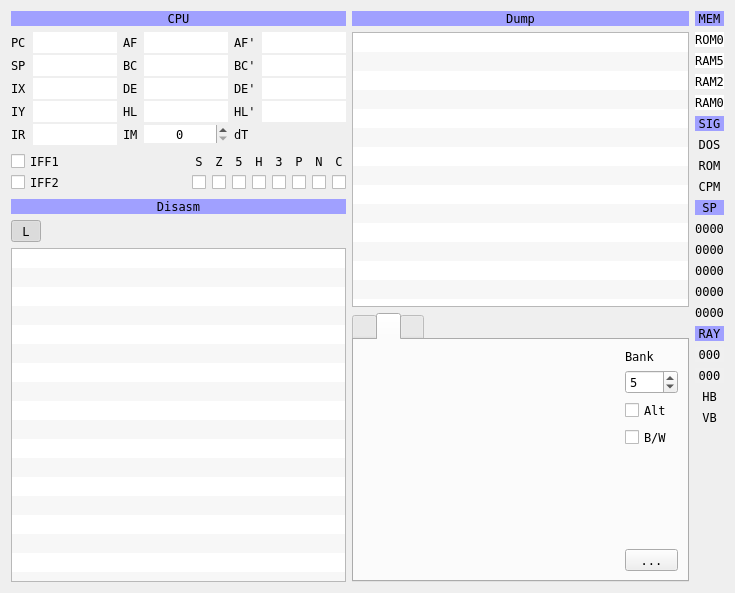
Qt form ui/debuger.ui (samstyle/Xpeccy) before a commit.
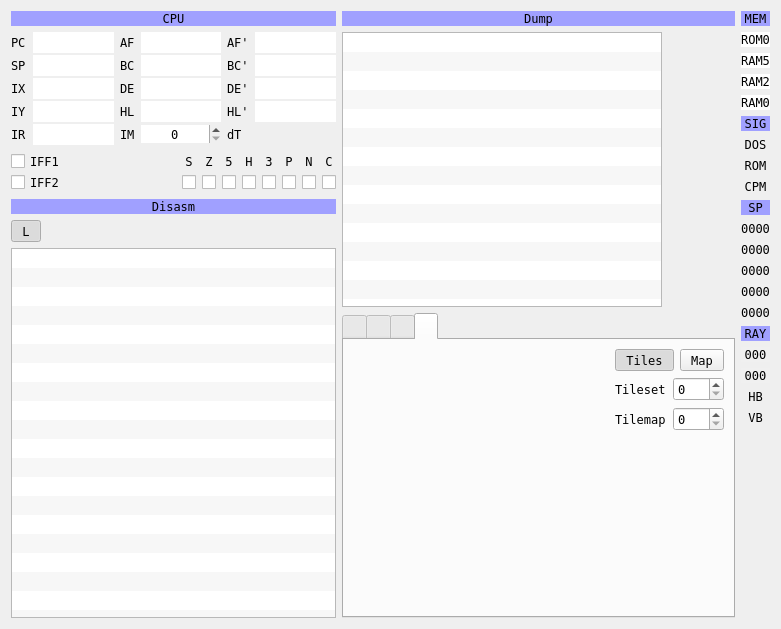
The same form after that commit. The open tabs and pages were chosen to show the change. Icons and pictures are not drawn. Custom widgets are drawn as their Qt base class.

Commit message: build 20170116 [+] complete gameboy video system. bugs? [+] add a tab to deBUGa to view gameboy tilesets/tilemaps

```diff
--- a/ui/debuger.ui
+++ b/ui/debuger.ui
@@ -9,8 +9,8 @@
    <rect>
     <x>0</x>
     <y>0</y>
-    <width>735</width>
-    <height>593</height>
+    <width>781</width>
+    <height>612</height>
    </rect>
   </property>
   <property name="font">
@@ -726,6 +726,8 @@
       </widget>
      </item>
      <item>
+      <layout class="QHBoxLayout" name="horizontalLayout_7">
+       <item>
       <widget class="QTableWidget" name="dumpTable">
        <property name="minimumSize">
         <size>
@@ -819,6 +821,21 @@
       </widget>
      </item>
      <item>
+        <spacer name="horizontalSpacer_4">
+         <property name="orientation">
+          <enum>Qt::Horizontal</enum>
+         </property>
+         <property name="sizeHint" stdset="0">
+          <size>
+           <width>40</width>
+           <height>20</height>
+          </size>
+         </property>
+        </spacer>
+       </item>
+      </layout>
+     </item>
+     <item>
       <widget class="QTabWidget" name="tabsPanel">
        <property name="currentIndex">
         <number>1</number>
@@ -1314,6 +1331,112 @@
          </item>
         </layout>
        </widget>
+       <widget class="QWidget" name="gbTab">
+        <attribute name="icon">
+         <iconset resource="../xpeccy.qrc">
+          <normaloff>:/images/gameboy.png</normaloff>:/images/gameboy.png</iconset>
+        </attribute>
+        <attribute name="title">
+         <string/>
+        </attribute>
+        <layout class="QHBoxLayout" name="horizontalLayout_6">
+         <item>
+          <widget class="QLabel" name="gbImage">
+           <property name="minimumSize">
+            <size>
+             <width>256</width>
+             <height>256</height>
+            </size>
+           </property>
+           <property name="text">
+            <string/>
+           </property>
+          </widget>
+         </item>
+         <item>
+          <layout class="QVBoxLayout" name="verticalLayout_6">
+           <item>
+            <layout class="QHBoxLayout" name="horizontalLayout_5">
+             <item>
+              <widget class="QToolButton" name="gbTiles">
+               <property name="text">
+                <string>Tiles</string>
+               </property>
+               <property name="checkable">
+                <bool>true</bool>
+               </property>
+               <property name="checked">
+                <bool>true</bool>
+               </property>
+               <attribute name="buttonGroup">
+                <string notr="true">buttonGroup</string>
+               </attribute>
+              </widget>
+             </item>
+             <item>
+              <widget class="QToolButton" name="gbMap">
+               <property name="text">
+                <string>Map</string>
+               </property>
+               <property name="checkable">
+                <bool>true</bool>
+               </property>
+               <attribute name="buttonGroup">
+                <string notr="true">buttonGroup</string>
+               </attribute>
+              </widget>
+             </item>
+            </layout>
+           </item>
+           <item>
+            <layout class="QGridLayout" name="gridLayout">
+             <item row="0" column="1">
+              <widget class="QSpinBox" name="sbTileset">
+               <property name="maximum">
+                <number>1</number>
+               </property>
+              </widget>
+             </item>
+             <item row="0" column="0">
+              <widget class="QLabel" name="label_6">
+               <property name="text">
+                <string>Tileset</string>
+               </property>
+              </widget>
+             </item>
+             <item row="1" column="0">
+              <widget class="QLabel" name="label_7">
+               <property name="text">
+                <string>Tilemap</string>
+               </property>
+              </widget>
+             </item>
+             <item row="1" column="1">
+              <widget class="QSpinBox" name="sbTilemap">
+               <property name="maximum">
+                <number>1</number>
+               </property>
+              </widget>
+             </item>
+            </layout>
+           </item>
+           <item>
+            <spacer name="verticalSpacer_4">
+             <property name="orientation">
+              <enum>Qt::Vertical</enum>
+             </property>
+             <property name="sizeHint" stdset="0">
+              <size>
+               <width>20</width>
+               <height>40</height>
+              </size>
+             </property>
+            </spacer>
+           </item>
+          </layout>
+         </item>
+        </layout>
+       </widget>
       </widget>
      </item>
     </layout>
```
Left out of the diff: 1 changed line with no effect on the pictures. Lines whose indentation alone changed are shown as unchanged. The commit also changes 22 other files.
